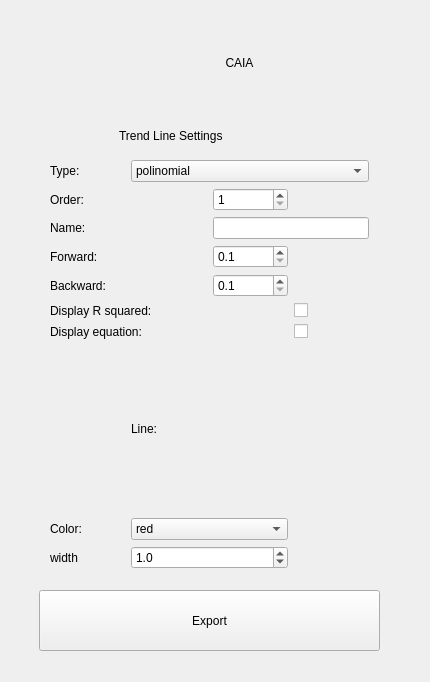
The window that views/export.ui (cojocariudaniel1/StatisticProject) describes before a commit, drawn with Qt 5.
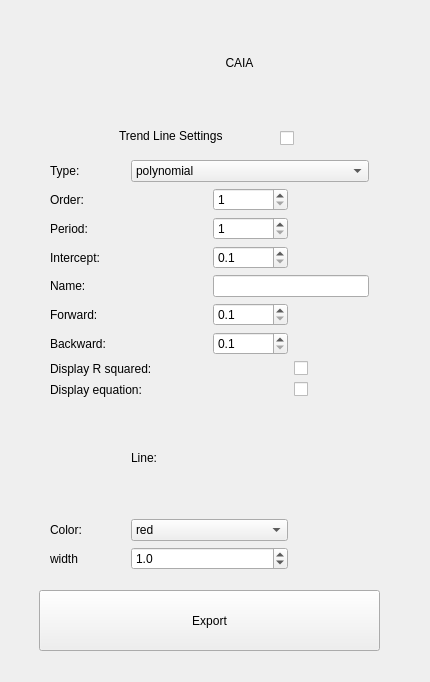
The same window after the commit.

Patch:
```diff
--- a/views/export.ui
+++ b/views/export.ui
@@ -92,110 +92,11 @@
       <x>50</x>
       <y>160</y>
       <width>319</width>
-      <height>409</height>
+      <height>410</height>
      </rect>
     </property>
     <layout class="QGridLayout" name="gridLayout">
-     <item row="4" column="2">
-      <widget class="QDoubleSpinBox" name="backward_spin">
-       <property name="styleSheet">
-        <string notr="true">font: 14pt &quot;Nirmala UI Semilight&quot;;</string>
-       </property>
-       <property name="decimals">
-        <number>1</number>
-       </property>
-       <property name="minimum">
-        <double>0.100000000000000</double>
-       </property>
-       <property name="maximum">
-        <double>1.000000000000000</double>
-       </property>
-       <property name="singleStep">
-        <double>0.100000000000000</double>
-       </property>
-      </widget>
-     </item>
-     <item row="5" column="0" colspan="3">
-      <widget class="QLabel" name="label_8">
-       <property name="toolTip">
-        <string>The display_r_squared property displays the R squared value of the trendline on the chart</string>
-       </property>
-       <property name="styleSheet">
-        <string notr="true">font: 14pt &quot;Nirmala UI Semilight&quot;;</string>
-       </property>
-       <property name="text">
-        <string>Display R squared: </string>
-       </property>
-      </widget>
-     </item>
-     <item row="6" column="0" colspan="3">
-      <widget class="QLabel" name="label_9">
-       <property name="toolTip">
-        <string>The display_equation property displays the trendline equation on the chart</string>
-       </property>
-       <property name="styleSheet">
-        <string notr="true">font: 14pt &quot;Nirmala UI Semilight&quot;;</string>
-       </property>
-       <property name="text">
-        <string>Display equation: </string>
-       </property>
-      </widget>
-     </item>
-     <item row="2" column="2" colspan="2">
-      <widget class="QLineEdit" name="lineEdit">
-       <property name="styleSheet">
-        <string notr="true">font: 14pt &quot;Nirmala UI Semilight&quot;;</string>
-       </property>
-      </widget>
-     </item>
-     <item row="2" column="0">
-      <widget class="QLabel" name="label_4">
-       <property name="styleSheet">
-        <string notr="true">font: 14pt &quot;Nirmala UI Semilight&quot;;</string>
-       </property>
-       <property name="text">
-        <string>Name:</string>
-       </property>
-      </widget>
-     </item>
-     <item row="1" column="0">
-      <widget class="QLabel" name="label_5">
-       <property name="styleSheet">
-        <string notr="true">font: 14pt &quot;Nirmala UI Semilight&quot;;</string>
-       </property>
-       <property name="text">
-        <string>Order:</string>
-       </property>
-      </widget>
-     </item>
-     <item row="6" column="3">
-      <widget class="QCheckBox" name="display_equation_checkBox">
-       <property name="text">
-        <string/>
-       </property>
-      </widget>
-     </item>
-     <item row="4" column="0" colspan="2">
-      <widget class="QLabel" name="label_7">
-       <property name="styleSheet">
-        <string notr="true">font: 14pt &quot;Nirmala UI Semilight&quot;;</string>
-       </property>
-       <property name="text">
-        <string>Backward:</string>
-       </property>
-      </widget>
-     </item>
-     <item row="9" column="0">
-      <widget class="QLabel" name="label_11">
-       <property name="styleSheet">
-        <string notr="true">font: 14pt &quot;Nirmala UI Semilight&quot;;</string>
-       </property>
-       <property name="text">
-        <string>Color:</string>
-       </property>
-      </widget>
-     </item>
-     <item row="3" column="0" colspan="2">
+     <item row="5" column="0" colspan="2">
       <widget class="QLabel" name="label_6">
        <property name="toolTip">
         <string>The forward and backward properties set the forecast period of the trendline</string>
@@ -208,7 +109,7 @@
        </property>
       </widget>
      </item>
-     <item row="3" column="2">
+     <item row="5" column="2">
       <widget class="QDoubleSpinBox" name="forward_spin">
        <property name="styleSheet">
         <string notr="true">font: 14pt &quot;Nirmala UI Semilight&quot;;</string>
@@ -227,7 +128,17 @@
        </property>
       </widget>
      </item>
-     <item row="10" column="0">
+     <item row="11" column="0">
+      <widget class="QLabel" name="label_11">
+       <property name="styleSheet">
+        <string notr="true">font: 14pt &quot;Nirmala UI Semilight&quot;;</string>
+       </property>
+       <property name="text">
+        <string>Color:</string>
+       </property>
+      </widget>
+     </item>
+     <item row="12" column="0">
       <widget class="QLabel" name="label_12">
        <property name="styleSheet">
         <string notr="true">font: 14pt &quot;Nirmala UI Semilight&quot;;</string>
@@ -250,15 +161,8 @@
        </property>
       </widget>
      </item>
-     <item row="5" column="3">
-      <widget class="QCheckBox" name="rsquared_checkBox">
-       <property name="text">
-        <string/>
-       </property>
-      </widget>
-     </item>
-     <item row="10" column="1" colspan="2">
-      <widget class="QDoubleSpinBox" name="line_width_spin">
+     <item row="12" column="1" colspan="2">
+      <widget class="QDoubleSpinBox" name="line_width_spin_trendline">
        <property name="styleSheet">
         <string notr="true">font: 14pt &quot;Nirmala UI Semilight&quot;;</string>
        </property>
@@ -279,6 +183,13 @@
        </property>
       </widget>
      </item>
+     <item row="7" column="3">
+      <widget class="QCheckBox" name="rsquared_checkBox">
+       <property name="text">
+        <string/>
+       </property>
+      </widget>
+     </item>
      <item row="0" column="0">
       <widget class="QLabel" name="label_3">
        <property name="styleSheet">
@@ -313,7 +224,7 @@
         <string notr="true">font: 14pt &quot;Nirmala UI Semilight&quot;;</string>
        </property>
        <property name="currentText">
-        <string notr="true">polinomial</string>
+        <string notr="true">polynomial</string>
        </property>
        <property name="maxVisibleItems">
         <number>10000</number>
@@ -329,13 +240,38 @@
        </property>
        <item>
         <property name="text">
-         <string>polinomial</string>
+         <string>polynomial</string>
+        </property>
+       </item>
+       <item>
+        <property name="text">
+         <string>log</string>
+        </property>
+       </item>
+       <item>
+        <property name="text">
+         <string>linear</string>
+        </property>
+       </item>
+       <item>
+        <property name="text">
+         <string>exponential</string>
+        </property>
+       </item>
+       <item>
+        <property name="text">
+         <string>moving_average</string>
+        </property>
+       </item>
+       <item>
+        <property name="text">
+         <string>power</string>
         </property>
        </item>
       </widget>
      </item>
-     <item row="9" column="1" colspan="2">
-      <widget class="QComboBox" name="productComboBox_2">
+     <item row="11" column="1" colspan="2">
+      <widget class="QComboBox" name="color_checkbox_trendline">
        <property name="sizePolicy">
         <sizepolicy hsizetype="Preferred" vsizetype="Fixed">
          <horstretch>0</horstretch>
@@ -379,7 +315,7 @@
        </item>
       </widget>
      </item>
-     <item row="7" column="1">
+     <item row="9" column="1">
       <widget class="QLabel" name="label_10">
        <property name="styleSheet">
         <string notr="true">font: 14pt &quot;Nirmala UI Semilight&quot;;</string>
@@ -389,8 +325,162 @@
        </property>
       </widget>
      </item>
+     <item row="1" column="0">
+      <widget class="QLabel" name="label_5">
+       <property name="styleSheet">
+        <string notr="true">font: 14pt &quot;Nirmala UI Semilight&quot;;</string>
+       </property>
+       <property name="text">
+        <string>Order:</string>
+       </property>
+      </widget>
+     </item>
+     <item row="8" column="3">
+      <widget class="QCheckBox" name="display_equation_checkBox">
+       <property name="text">
+        <string/>
+       </property>
+      </widget>
+     </item>
+     <item row="6" column="0" colspan="2">
+      <widget class="QLabel" name="label_7">
+       <property name="styleSheet">
+        <string notr="true">font: 14pt &quot;Nirmala UI Semilight&quot;;</string>
+       </property>
+       <property name="text">
+        <string>Backward:</string>
+       </property>
+      </widget>
+     </item>
+     <item row="2" column="2">
+      <widget class="QSpinBox" name="period_spin">
+       <property name="styleSheet">
+        <string notr="true">font: 14pt &quot;Nirmala UI Semilight&quot;;</string>
+       </property>
+       <property name="minimum">
+        <number>1</number>
+       </property>
+       <property name="maximum">
+        <number>5</number>
+       </property>
+      </widget>
+     </item>
+     <item row="6" column="2">
+      <widget class="QDoubleSpinBox" name="backward_spin">
+       <property name="styleSheet">
+        <string notr="true">font: 14pt &quot;Nirmala UI Semilight&quot;;</string>
+       </property>
+       <property name="decimals">
+        <number>1</number>
+       </property>
+       <property name="minimum">
+        <double>0.100000000000000</double>
+       </property>
+       <property name="maximum">
+        <double>1.000000000000000</double>
+       </property>
+       <property name="singleStep">
+        <double>0.100000000000000</double>
+       </property>
+      </widget>
+     </item>
+     <item row="8" column="0" colspan="3">
+      <widget class="QLabel" name="label_9">
+       <property name="toolTip">
+        <string>The display_equation property displays the trendline equation on the chart</string>
+       </property>
+       <property name="styleSheet">
+        <string notr="true">font: 14pt &quot;Nirmala UI Semilight&quot;;</string>
+       </property>
+       <property name="text">
+        <string>Display equation: </string>
+       </property>
+      </widget>
+     </item>
+     <item row="4" column="0">
+      <widget class="QLabel" name="label_4">
+       <property name="styleSheet">
+        <string notr="true">font: 14pt &quot;Nirmala UI Semilight&quot;;</string>
+       </property>
+       <property name="text">
+        <string>Name:</string>
+       </property>
+      </widget>
+     </item>
+     <item row="7" column="0" colspan="3">
+      <widget class="QLabel" name="label_8">
+       <property name="toolTip">
+        <string>The display_r_squared property displays the R squared value of the trendline on the chart</string>
+       </property>
+       <property name="styleSheet">
+        <string notr="true">font: 14pt &quot;Nirmala UI Semilight&quot;;</string>
+       </property>
+       <property name="text">
+        <string>Display R squared: </string>
+       </property>
+      </widget>
+     </item>
+     <item row="4" column="2" colspan="2">
+      <widget class="QLineEdit" name="name_trendline">
+       <property name="styleSheet">
+        <string notr="true">font: 14pt &quot;Nirmala UI Semilight&quot;;</string>
+       </property>
+      </widget>
+     </item>
+     <item row="2" column="0">
+      <widget class="QLabel" name="label_13">
+       <property name="styleSheet">
+        <string notr="true">font: 14pt &quot;Nirmala UI Semilight&quot;;</string>
+       </property>
+       <property name="text">
+        <string>Period:</string>
+       </property>
+      </widget>
+     </item>
+     <item row="3" column="0">
+      <widget class="QLabel" name="label_14">
+       <property name="styleSheet">
+        <string notr="true">font: 14pt &quot;Nirmala UI Semilight&quot;;</string>
+       </property>
+       <property name="text">
+        <string>Intercept:</string>
+       </property>
+      </widget>
+     </item>
+     <item row="3" column="2">
+      <widget class="QDoubleSpinBox" name="intercept_spin">
+       <property name="styleSheet">
+        <string notr="true">font: 14pt &quot;Nirmala UI Semilight&quot;;</string>
+       </property>
+       <property name="decimals">
+        <number>1</number>
+       </property>
+       <property name="minimum">
+        <double>0.100000000000000</double>
+       </property>
+       <property name="maximum">
+        <double>1.000000000000000</double>
+       </property>
+       <property name="singleStep">
+        <double>0.100000000000000</double>
+       </property>
+      </widget>
+     </item>
     </layout>
    </widget>
+   <widget class="QCheckBox" name="trendline_check">
+    <property name="geometry">
+     <rect>
+      <x>280</x>
+      <y>130</y>
+      <width>70</width>
+      <height>17</height>
+     </rect>
+    </property>
+    <property name="text">
+     <string/>
+    </property>
+   </widget>
   </widget>
  </widget>
  <resources/>
```
Left out of the diff: 29 changed lines with no effect on the pictures.
